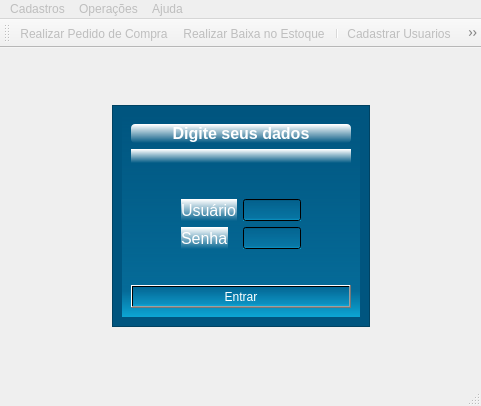
The window that telas/principal.ui (alissonbf/projeto-coopervap) describes before a commit, drawn with Qt 5.
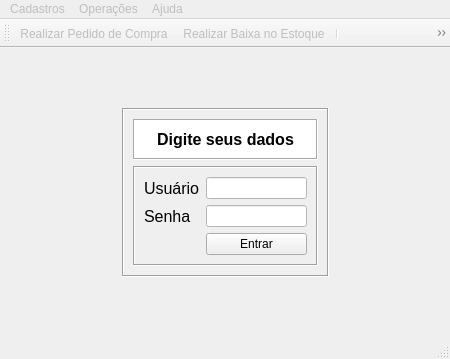
The same window after the commit. Icons and pictures are not drawn.

The edit to the form file:
```diff
--- a/telas/principal.ui
+++ b/telas/principal.ui
@@ -6,8 +6,8 @@
    <rect>
     <x>0</x>
     <y>0</y>
-    <width>481</width>
-    <height>406</height>
+    <width>450</width>
+    <height>359</height>
    </rect>
   </property>
   <property name="sizePolicy">
@@ -39,7 +39,7 @@
      <height>489</height>
     </size>
    </property>
-   <layout class="QGridLayout" name="gridLayout_2">
+   <layout class="QGridLayout" name="gridLayout">
     <item row="0" column="1">
      <spacer name="verticalSpacer">
       <property name="orientation">
@@ -53,43 +53,40 @@
       </property>
      </spacer>
     </item>
-    <item row="1" column="0">
-     <spacer name="horizontalSpacer">
-      <property name="orientation">
-       <enum>Qt::Horizontal</enum>
-      </property>
-      <property name="sizeHint" stdset="0">
-       <size>
-        <width>152</width>
-        <height>20</height>
-       </size>
-      </property>
-     </spacer>
-    </item>
-    <item row="1" column="1">
-     <widget class="QFrame" name="frame">
-      <property name="styleSheet">
-       <string notr="true">background-color: rgb(0, 85, 127);</string>
-      </property>
+    <item row="1" column="1" colspan="2">
+     <widget class="QFrame" name="frame_3">
       <property name="frameShape">
-       <enum>QFrame::StyledPanel</enum>
+       <enum>QFrame::Box</enum>
       </property>
       <property name="frameShadow">
-       <enum>QFrame::Raised</enum>
+       <enum>QFrame::Sunken</enum>
       </property>
-      <layout class="QGridLayout" name="gridLayout">
-       <item row="0" column="0">
-        <widget class="QWidget" name="widget" native="true">
-         <property name="font">
-          <font>
-           <pointsize>12</pointsize>
-          </font>
-         </property>
+      <layout class="QVBoxLayout" name="verticalLayout_2">
+       <item>
+        <widget class="QFrame" name="frame">
          <property name="styleSheet">
-          <string notr="true">background-color: qlineargradient(spread:pad, x1:1, y1:1, x2:1, y2:0, stop:0 rgba(12, 166, 213, 255), stop:0.129032 rgba(19, 165, 218, 70), stop:1 rgba(74, 153, 255, 0));
-color: rgb(255, 255, 255);</string>
+          <string notr="true">background-color: rgb(255, 255, 255);</string>
          </property>
-         <layout class="QVBoxLayout" name="verticalLayout">
+         <property name="frameShape">
+          <enum>QFrame::Box</enum>
+         </property>
+         <property name="frameShadow">
+          <enum>QFrame::Sunken</enum>
+         </property>
+         <layout class="QHBoxLayout" name="horizontalLayout">
+          <item>
+           <widget class="QLabel" name="label_4">
+            <property name="text">
+             <string/>
+            </property>
+            <property name="pixmap">
+             <pixmap resource="img.qrc">:/newPrefix/images/key.png</pixmap>
+            </property>
+            <property name="scaledContents">
+             <bool>false</bool>
+            </property>
+           </widget>
+          </item>
           <item>
            <widget class="QLabel" name="label_3">
             <property name="font">
@@ -100,9 +97,7 @@
              </font>
             </property>
             <property name="styleSheet">
-             <string notr="true">background-color: qlineargradient(spread:repeat, x1:1, y1:1, x2:1, y2:0, stop:0 rgba(255, 255, 255, 0), stop:0.973118 rgba(255, 255, 255, 1));
-color: rgb(255, 255, 255);
-border-radius:4px;</string>
+             <string notr="true">color: rgb(0, 0, 0);</string>
             </property>
             <property name="text">
              <string>Digite seus dados</string>
@@ -113,10 +108,7 @@
            </widget>
           </item>
           <item>
-           <widget class="QLabel" name="label_4">
-            <property name="styleSheet">
-             <string notr="true">background-color: qlineargradient(spread:repeat, x1:1, y1:1, x2:1, y2:0, stop:0 rgba(255, 255, 255, 0), stop:0.973118 rgba(255, 255, 255, 1));</string>
-            </property>
+           <widget class="QLabel" name="label_5">
             <property name="text">
              <string/>
             </property>
@@ -125,24 +117,27 @@
             </property>
            </widget>
           </item>
+         </layout>
+        </widget>
+       </item>
+       <item>
+        <widget class="QFrame" name="frame_2">
+         <property name="styleSheet">
+          <string notr="true"/>
+         </property>
+         <property name="frameShape">
+          <enum>QFrame::Box</enum>
+         </property>
+         <property name="frameShadow">
+          <enum>QFrame::Sunken</enum>
+         </property>
+         <layout class="QVBoxLayout" name="verticalLayout">
           <item>
            <layout class="QFormLayout" name="formLayout">
             <property name="fieldGrowthPolicy">
              <enum>QFormLayout::AllNonFixedFieldsGrow</enum>
             </property>
-            <property name="leftMargin">
-             <number>50</number>
-            </property>
-            <property name="topMargin">
-             <number>30</number>
-            </property>
-            <property name="rightMargin">
-             <number>50</number>
-            </property>
-            <property name="bottomMargin">
-             <number>30</number>
-            </property>
-            <item row="1" column="0">
+            <item row="0" column="0">
              <widget class="QLabel" name="label">
               <property name="font">
                <font>
@@ -150,21 +145,23 @@
                </font>
               </property>
               <property name="styleSheet">
-               <string notr="true">background-color: qlineargradient(spread:repeat, x1:1, y1:1, x2:1, y2:0, stop:0 rgba(255, 255, 255, 0), stop:0.973118 rgba(255, 255, 255, 1));</string>
+               <string notr="true">color: rgb(0, 0, 0);</string>
               </property>
               <property name="text">
                <string>Usuário</string>
               </property>
              </widget>
             </item>
-            <item row="1" column="1">
+            <item row="0" column="1">
              <widget class="QLineEdit" name="EditUser">
               <property name="styleSheet">
-               <string notr="true">color: rgb(0, 0, 0);</string>
+               <string notr="true">background-color: rgb(255, 255, 255);
+color: rgb(0, 0, 0);
+</string>
               </property>
              </widget>
             </item>
-            <item row="2" column="0">
+            <item row="1" column="0">
              <widget class="QLabel" name="label_2">
               <property name="font">
                <font>
@@ -172,45 +169,59 @@
                </font>
               </property>
               <property name="styleSheet">
-               <string notr="true">background-color: qlineargradient(spread:repeat, x1:1, y1:1, x2:1, y2:0, stop:0 rgba(255, 255, 255, 0), stop:0.973118 rgba(255, 255, 255, 1));</string>
+               <string notr="true">color: rgb(0, 0, 0);</string>
               </property>
               <property name="text">
                <string>Senha</string>
               </property>
              </widget>
             </item>
-            <item row="2" column="1">
+            <item row="1" column="1">
              <widget class="QLineEdit" name="EditSenha">
               <property name="styleSheet">
-               <string notr="true">color: rgb(0, 0, 0);</string>
+               <string notr="true">background-color: rgb(255, 255, 255);
+color: rgb(0, 0, 0);</string>
               </property>
               <property name="echoMode">
                <enum>QLineEdit::Password</enum>
               </property>
              </widget>
             </item>
+            <item row="2" column="1">
+             <widget class="QPushButton" name="btEntrar">
+              <property name="focusPolicy">
+               <enum>Qt::StrongFocus</enum>
+              </property>
+              <property name="styleSheet">
+               <string notr="true"/>
+              </property>
+              <property name="text">
+               <string>Entrar</string>
+              </property>
+              <property name="shortcut">
+               <string>Return</string>
+              </property>
+             </widget>
+            </item>
+            <item row="2" column="0">
+             <widget class="QLabel" name="label_6">
+              <property name="text">
+               <string/>
+              </property>
+              <property name="pixmap">
+               <pixmap resource="img.qrc">:/newPrefix/images/gnome-session-logout.png</pixmap>
+              </property>
+             </widget>
+            </item>
            </layout>
           </item>
-          <item>
-           <widget class="QPushButton" name="btEntrar">
-            <property name="focusPolicy">
-             <enum>Qt::StrongFocus</enum>
-            </property>
-            <property name="text">
-             <string>Entrar</string>
-            </property>
-            <property name="shortcut">
-             <string>Return</string>
-            </property>
-           </widget>
-          </item>
          </layout>
         </widget>
        </item>
       </layout>
      </widget>
     </item>
-    <item row="1" column="2">
+    <item row="1" column="3">
      <spacer name="horizontalSpacer_2">
       <property name="orientation">
        <enum>Qt::Horizontal</enum>
@@ -223,7 +234,7 @@
       </property>
      </spacer>
     </item>
-    <item row="2" column="1">
+    <item row="2" column="2">
      <spacer name="verticalSpacer_2">
       <property name="orientation">
        <enum>Qt::Vertical</enum>
@@ -236,6 +247,19 @@
       </property>
      </spacer>
     </item>
+    <item row="1" column="0">
+     <spacer name="horizontalSpacer">
+      <property name="orientation">
+       <enum>Qt::Horizontal</enum>
+      </property>
+      <property name="sizeHint" stdset="0">
+       <size>
+        <width>152</width>
+        <height>20</height>
+       </size>
+      </property>
+     </spacer>
+    </item>
    </layout>
   </widget>
   <widget class="QMenuBar" name="menubar">
@@ -246,7 +270,7 @@
     <rect>
      <x>0</x>
      <y>0</y>
-     <width>481</width>
+     <width>450</width>
      <height>25</height>
     </rect>
    </property>
```
Left out of the diff: 4 changed lines with no effect on the pictures.
